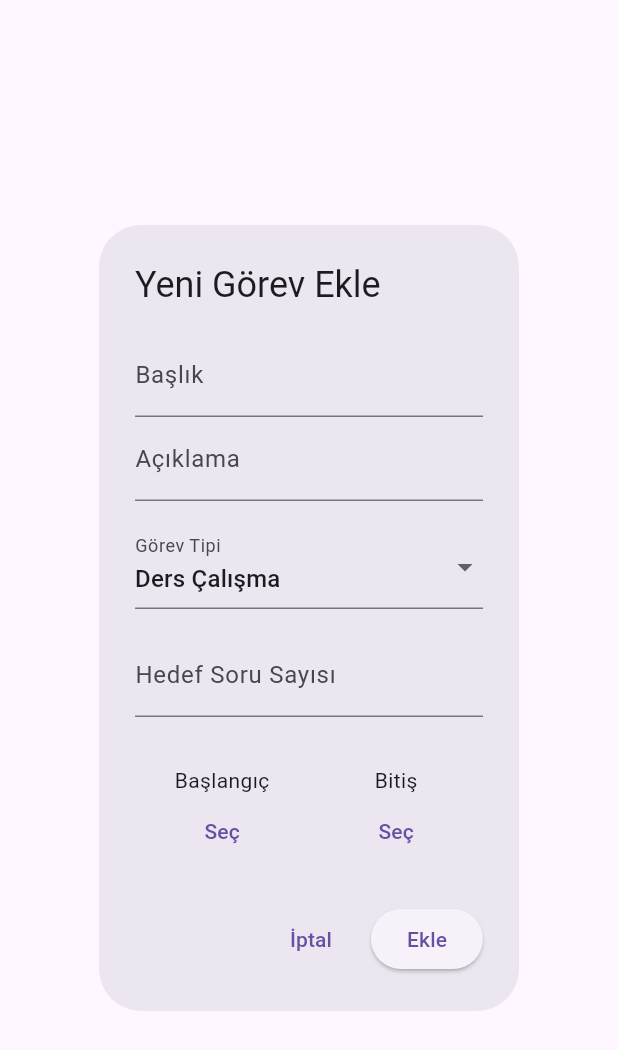
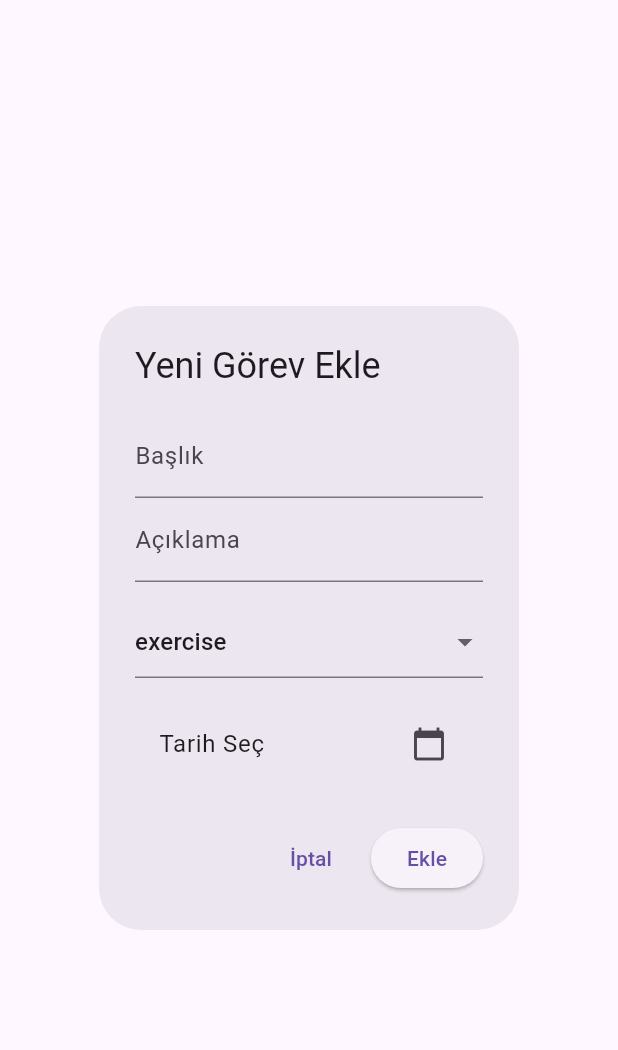
Before and after one commit to Asli-nur-t/basic-to-do-app, a Flutter app: the AddTaskDialog widget shown alone on an empty page, opened directly, on a phone screen of 412 x 824 dp. Shown: the top 1050 px of the screen. Run offline on Flutter 3.47's test engine with Material 3 defaults, Android fonts, the light colour scheme and no system bars; our stand-ins replace flutter_local_notifications, get, hive, hive_flutter, table_calendar; accounts and stored records are empty.

Commit message:
added kronometer

```diff
--- a/lib/controllers/task_controller.dart
+++ b/lib/controllers/task_controller.dart
@@ -4,7 +4,8 @@ import '../models/task.dart';
 
 class TaskController extends GetxController {
   final _box = Hive.box<Task>('tasks');
-  final tasks = <Task>[].obs;
+  final _tasks = <Task>[].obs;
+  List<Task> get tasks => _tasks;
 
   @override
   void onInit() {
@@ -60,8 +61,16 @@ class TaskController extends GetxController {
     }
   }
 
+  void toggleTaskStatus(Task task) {
+    final index = _tasks.indexWhere((t) => t.id == task.id);
+    if (index != -1) {
+      _tasks[index].isCompleted = !_tasks[index].isCompleted;
+      update();
+    }
+  }
+
   void loadTasks() {
-    tasks.assignAll(_box.values.toList());
+    _tasks.assignAll(_box.values.toList());
     update();
   }
 }
--- a/lib/models/task.dart
+++ b/lib/models/task.dart
@@ -11,6 +11,8 @@ enum TaskType {
   @HiveField(2)
   exercise,
   @HiveField(3)
+  work,
+  @HiveField(4)
   other
 }
 
@@ -23,7 +25,7 @@ class Task extends HiveObject {
   String title;
 
   @HiveField(2)
-  String description;
+  String? description;
 
   @HiveField(3)
   DateTime deadline;
@@ -58,10 +60,13 @@ class Task extends HiveObject {
   @HiveField(13)
   int? completedMinutes;
 
+  @HiveField(14)
+  DateTime? dueDate;
+
   Task({
     required this.id,
     required this.title,
-    required this.description,
+    this.description,
     required this.deadline,
     required this.taskType,
     this.isCompleted = false,
@@ -73,6 +78,7 @@ class Task extends HiveObject {
     this.completedPages = 0,
     this.completedQuestions = 0,
     this.completedMinutes = 0,
+    this.dueDate,
   });
 
   double get progressPercentage {
--- a/lib/widgets/add_task_dialog.dart
+++ b/lib/widgets/add_task_dialog.dart
@@ -2,9 +2,15 @@ import 'package:flutter/material.dart';
 import 'package:get/get.dart';
 import '../controllers/task_controller.dart';
 import '../models/task.dart';
+import 'package:intl/intl.dart';
 
 class AddTaskDialog extends StatefulWidget {
-  const AddTaskDialog({super.key});
+  final int? initialMinutes;
+
+  const AddTaskDialog({
+    super.key,
+    this.initialMinutes,
+  });
 
   @override
   State<AddTaskDialog> createState() => _AddTaskDialogState();
@@ -13,11 +19,16 @@ class AddTaskDialog extends StatefulWidget {
 class _AddTaskDialogState extends State<AddTaskDialog> {
   final _titleController = TextEditingController();
   final _descriptionController = TextEditingController();
-  DateTime _selectedDate = DateTime.now();
-  DateTime? _startTime;
-  DateTime? _endTime;
-  TaskType _selectedType = TaskType.study;
-  final _targetController = TextEditingController();
+  TaskType _selectedType = TaskType.exercise;
+  DateTime? _selectedDate;
+
+  @override
+  void initState() {
+    super.initState();
+    if (widget.initialMinutes != null) {
+      _selectedType = TaskType.exercise;
+    }
+  }
 
   @override
   Widget build(BuildContext context) {
@@ -29,54 +40,59 @@ class _AddTaskDialogState extends State<AddTaskDialog> {
           children: [
             TextField(
               controller: _titleController,
-              decoration: const InputDecoration(labelText: 'Başlık'),
+              decoration: const InputDecoration(
+                labelText: 'Başlık',
+              ),
             ),
             TextField(
               controller: _descriptionController,
-              decoration: const InputDecoration(labelText: 'Açıklama'),
+              decoration: const InputDecoration(
+                labelText: 'Açıklama',
+              ),
             ),
             const SizedBox(height: 16),
             DropdownButtonFormField<TaskType>(
               value: _selectedType,
-              decoration: const InputDecoration(labelText: 'Görev Tipi'),
               items: TaskType.values.map((type) {
-                String label;
-                switch (type) {
-                  case TaskType.study:
-                    label = 'Ders Çalışma';
-                    break;
-                  case TaskType.reading:
-                    label = 'Kitap Okuma';
-                    break;
-                  case TaskType.exercise:
-                    label = 'Egzersiz';
-                    break;
-                  case TaskType.other:
-                    label = 'Diğer';
-                    break;
-                }
-                return DropdownMenuItem(value: type, child: Text(label));
+                return DropdownMenuItem(
+                  value: type,
+                  child: Text(type.toString().split('.').last),
+                );
               }).toList(),
               onChanged: (value) {
                 setState(() {
                   _selectedType = value!;
-                  _targetController.clear();
                 });
               },
             ),
             const SizedBox(height: 16),
-            if (_selectedType != TaskType.other) ...[
-              TextField(
-                controller: _targetController,
-                keyboardType: TextInputType.number,
-                decoration: InputDecoration(
-                  labelText: _getTargetLabel(),
+            ListTile(
+              title: Text(_selectedDate == null
+                  ? 'Tarih Seç'
+                  : 'Tarih: ${DateFormat('dd/MM/yyyy').format(_selectedDate!)}'),
+              trailing: const Icon(Icons.calendar_today),
+              onTap: () async {
+                final date = await showDatePicker(
+                  context: context,
+                  initialDate: DateTime.now(),
+                  firstDate: DateTime.now(),
+                  lastDate: DateTime.now().add(const Duration(days: 365)),
+                );
+                if (date != null) {
+                  setState(() {
+                    _selectedDate = date;
+                  });
+                }
+              },
+            ),
+            if (widget.initialMinutes != null)
+              Padding(
+                padding: const EdgeInsets.only(top: 8.0),
+                child: Text(
+                  'Ölçülen süre: ${widget.initialMinutes} dakika',
+                  style: const TextStyle(fontWeight: FontWeight.bold),
                 ),
               ),
-              const SizedBox(height: 16),
-            ],
-            const SizedBox(height: 16),
-            _buildTimeRangePicker(),
           ],
         ),
       ),
@@ -92,19 +108,11 @@ class _AddTaskDialogState extends State<AddTaskDialog> {
                 id: DateTime.now().toString(),
                 title: _titleController.text,
                 description: _descriptionController.text,
-                deadline: _selectedDate,
+                deadline: DateTime.now(),
                 taskType: _selectedType,
-                targetPages: _selectedType == TaskType.reading
-                    ? int.tryParse(_targetController.text)
-                    : null,
-                targetQuestions: _selectedType == TaskType.study
-                    ? int.tryParse(_targetController.text)
-                    : null,
-                targetMinutes: _selectedType == TaskType.exercise
-                    ? int.tryParse(_targetController.text)
-                    : null,
-                startTime: _startTime,
-                endTime: _endTime,
+                targetMinutes: widget.initialMinutes,
+                completedMinutes: widget.initialMinutes,
+                dueDate: _selectedDate,
               );
               Get.find<TaskController>().addTask(task);
               Get.back();
@@ -115,90 +123,4 @@ class _AddTaskDialogState extends State<AddTaskDialog> {
       ],
     );
   }
-
-  String _getTargetLabel() {
-    switch (_selectedType) {
-      case TaskType.study:
-        return 'Hedef Soru Sayısı';
-      case TaskType.reading:
-        return 'Hedef Sayfa Sayısı';
-      case TaskType.exercise:
-        return 'Hedef Süre (Dakika)';
-      case TaskType.other:
-        return '';
-    }
-  }
-
-  Widget _buildTimeRangePicker() {
-    return Row(
-      children: [
-        Expanded(
-          child: Column(
-            children: [
-              const Text('Başlangıç'),
-              TextButton(
-                onPressed: () async {
-                  final time = await showTimePicker(
-                    context: context,
-                    initialTime: TimeOfDay.now(),
-                  );
-                  if (time != null) {
-                    setState(() {
-                      _startTime = DateTime(
-                        _selectedDate.year,
-                        _selectedDate.month,
-                        _selectedDate.day,
-                        time.hour,
-                        time.minute,
-                      );
-                    });
-                  }
-                },
-                child: Text(_startTime != null
-                    ? '${_startTime!.hour}:${_startTime!.minute.toString().padLeft(2, '0')}'
-                    : 'Seç'),
-              ),
-            ],
-          ),
-        ),
-        Expanded(
-          child: Column(
-            children: [
-              const Text('Bitiş'),
-              TextButton(
-                onPressed: () async {
-                  final time = await showTimePicker(
-                    context: context,
-                    initialTime: TimeOfDay.now(),
-                  );
-                  if (time != null) {
-                    setState(() {
-                      _endTime = DateTime(
-                        _selectedDate.year,
-                        _selectedDate.month,
-                        _selectedDate.day,
-                        time.hour,
-                        time.minute,
-                      );
-                    });
-                  }
-                },
-                child: Text(_endTime != null
-                    ? '${_endTime!.hour}:${_endTime!.minute.toString().padLeft(2, '0')}'
-                    : 'Seç'),
-              ),
-            ],
-          ),
-        ),
-      ],
-    );
-  }
-
-  @override
-  void dispose() {
-    _titleController.dispose();
-    _descriptionController.dispose();
-    _targetController.dispose();
-    super.dispose();
-  }
 }
--- a/pubspec.yaml
+++ b/pubspec.yaml
@@ -17,6 +17,7 @@ dependencies:
   intl: ^0.18.1
   shared_preferences: ^2.2.2
   flutter_local_notifications: ^18.0.1
+  table_calendar: ^3.0.9
 
 dev_dependencies:
   flutter_test:
```
Also changed, not shown: lib/screens/home_screen.dart (+13 -0 lines), lib/widgets/calendar_view.dart (added, +111 -0 lines), lib/widgets/stopwatch_view.dart (added, +161 -0 lines), lib/widgets/task_list.dart (+6 -19 lines), lib/models/task.g.dart, pubspec.lock.
